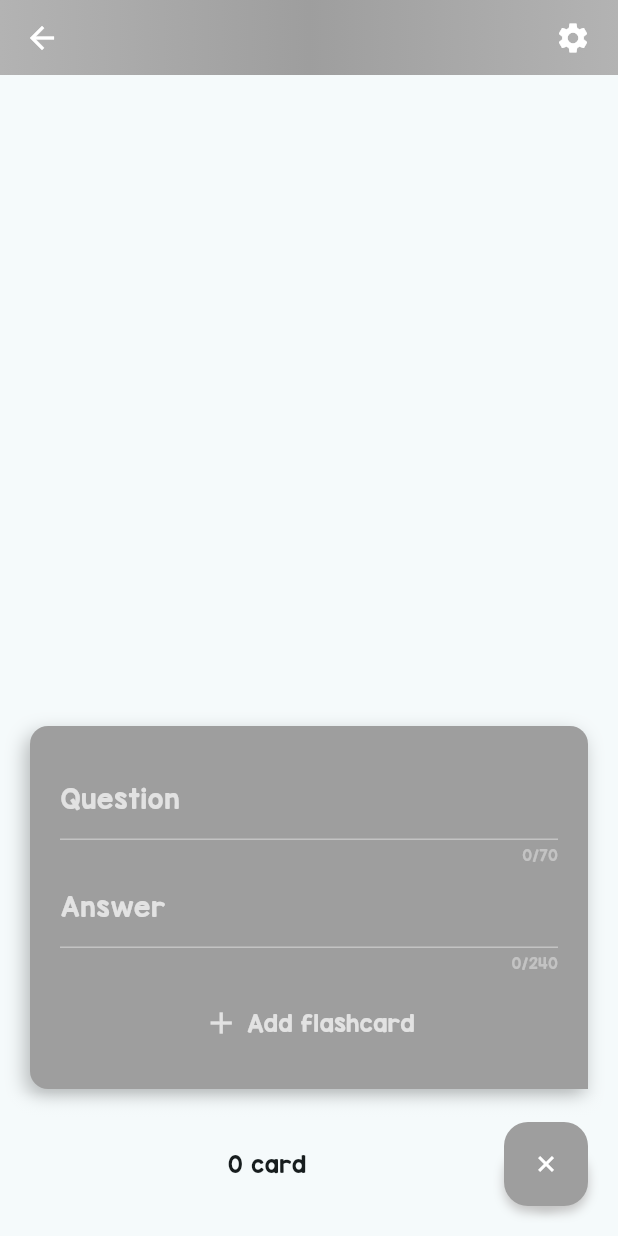
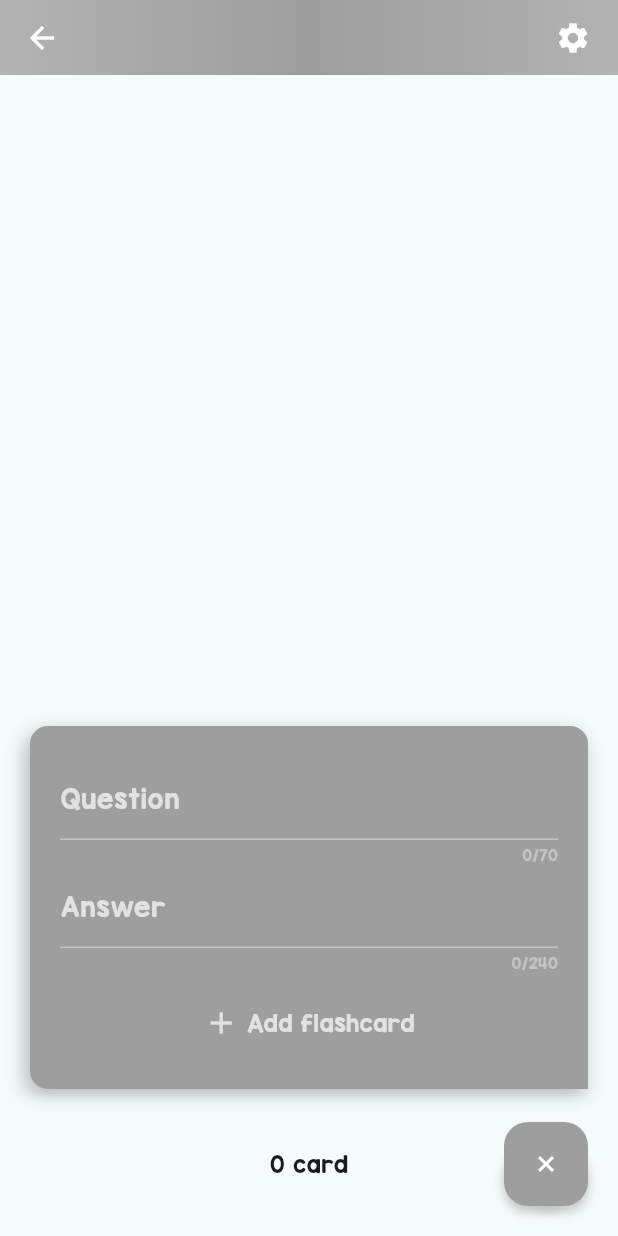
Before and after one commit to nathan68560/Jokerly, a Flutter app: the DeckPage screen opened directly with empty values, after a tap on the "add" icon, on a phone screen of 412 x 824 dp. Run offline on Flutter 3.47's test engine with Material 3 defaults, Android fonts, the phone set to English and light mode, and no system bars; our stand-ins replace shared_preferences; accounts and stored records are empty.

Commit message:
Super duper minor modifications

```diff
--- a/lib/pages/deck.dart
+++ b/lib/pages/deck.dart
@@ -509,6 +509,7 @@ class _BottomActionButton extends StatelessWidget {
   Widget build(BuildContext context) {
     return Visibility(
       visible: visible,
+      replacement: const SizedBox(width: 56.0, height: 56.0),
       child: Container(
         width: 56,
         height: 56,
--- a/lib/pages/home.dart
+++ b/lib/pages/home.dart
@@ -36,7 +36,7 @@ class _HomePageState extends State<HomePage> {
   }
 
   Future<void> _addDeck(String title, String desc, Color color) async {
-    RegExp validStr = RegExp(r"\S{3,}");
+    RegExp validStr = RegExp(r"\S{2,}");
     if (validStr.allMatches(title).isEmpty ||
         validStr.allMatches(desc).isEmpty) {
       return;
--- a/lib/widgets/deck_widget.dart
+++ b/lib/widgets/deck_widget.dart
@@ -94,6 +94,7 @@ class _FlashcardDeckWidgetState extends State<FlashcardDeckWidget> {
                 ],
               ),
             ),
+            const SizedBox(width: 20.0),
             const Column(
               mainAxisAlignment: MainAxisAlignment.center,
               children: [
```
